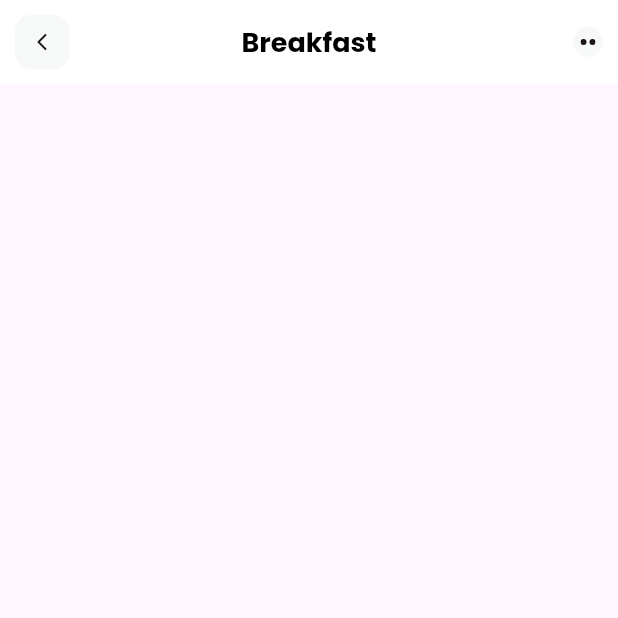
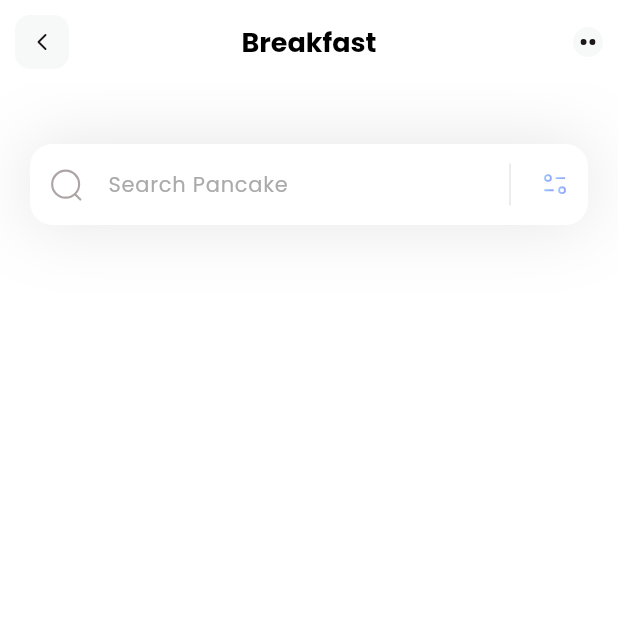
Before and after one commit to art01001-arch/practice_1, a Flutter app: the screen it shows after launch, on a phone screen of 412 x 824 dp, the top half of it. Run offline on Flutter 3.47's test engine with Material 3 defaults, Android fonts, the phone set to English and light mode, and no system bars; our stand-ins replace flutter_svg.

Commit message:
textField

```diff
--- a/lib/home.dart
+++ b/lib/home.dart
@@ -7,7 +7,74 @@ class Homepage extends StatelessWidget {
   @override
   Widget build(BuildContext context) {
     return Scaffold(
-      appBar: AppBar(
+      backgroundColor: Colors.white,
+      appBar: appBar(),
+      body: Column(
+        children: [
+          Container(
+            margin: EdgeInsets.only(top: 40, left: 20, right: 20),
+            decoration: BoxDecoration(
+              boxShadow: [
+                BoxShadow(
+                  color: const Color.fromARGB(
+                    255,
+                    29,
+                    20,
+                    20,
+                  ).withValues(alpha: 0.11),
+                  blurRadius: 40,
+                  spreadRadius: 0.0,
+                ),
+              ],
+            ),
+            child: TextField(
+              decoration: InputDecoration(
+                filled: true,
+                fillColor: Colors.white,
+                contentPadding: EdgeInsets.all(15),
+                hintText: 'Search Pancake',
+                hintStyle: TextStyle(
+                  color: Color.fromARGB(255, 170, 170, 170),
+                  fontSize: 14,
+                ),
+                prefixIcon: Padding(
+                  padding: const EdgeInsets.all(12),
+                  child: SvgPicture.asset('assets/icons/Search.svg'),
+                ),
+                suffixIcon: Container(
+                  width: 100,
+                  child: IntrinsicHeight(
+                    child: Row(
+                      mainAxisAlignment: MainAxisAlignment.end,
+                      children: [
+                        VerticalDivider(
+                          color: Color.fromARGB(255, 0, 0, 0),
+                          indent: 10,
+                          endIndent: 10,
+                          thickness: 0.1,
+                        ),
+                        Padding(
+                          padding: const EdgeInsets.all(12),
+                          child: SvgPicture.asset('assets/icons/Filter.svg'),
+                        ),
+                      ],
+                    ),
+                  ),
+                ),
+                border: OutlineInputBorder(
+                  borderRadius: BorderRadius.circular(15),
+                  borderSide: BorderSide.none,
+                ),
+              ),
+            ),
+          ),
+        ],
+      ),
+    );
+  }
+
+  AppBar appBar() {
+    return AppBar(
       title: Text(
         'Breakfast',
         style: TextStyle(
@@ -26,13 +93,13 @@ class Homepage extends StatelessWidget {
         child: Container(
           margin: EdgeInsets.all(10),
           alignment: Alignment.center,
-            child: SvgPicture.asset('assets/icons/Arrow - Left 2.svg'),
           height: 20,
           width: 20,
           decoration: BoxDecoration(
             color: Color(0xffF7F8F8),
             borderRadius: BorderRadius.circular(10),
           ),
+          child: SvgPicture.asset('assets/icons/Arrow - Left 2.svg'),
         ),
       ),
       actions: [
@@ -41,17 +108,16 @@ class Homepage extends StatelessWidget {
           child: Container(
             margin: EdgeInsets.all(10),
             alignment: Alignment.center,
-              child: SvgPicture.asset('assets/icons/dots.svg'),
             height: 20,
             width: 20,
             decoration: BoxDecoration(
               color: Color(0xffF7F8F8),
               borderRadius: BorderRadius.circular(10),
             ),
+            child: SvgPicture.asset('assets/icons/dots.svg'),
           ),
         ),
       ],
-      ),
     );
   }
 }
```
Lines whose indentation alone changed are shown as unchanged.
